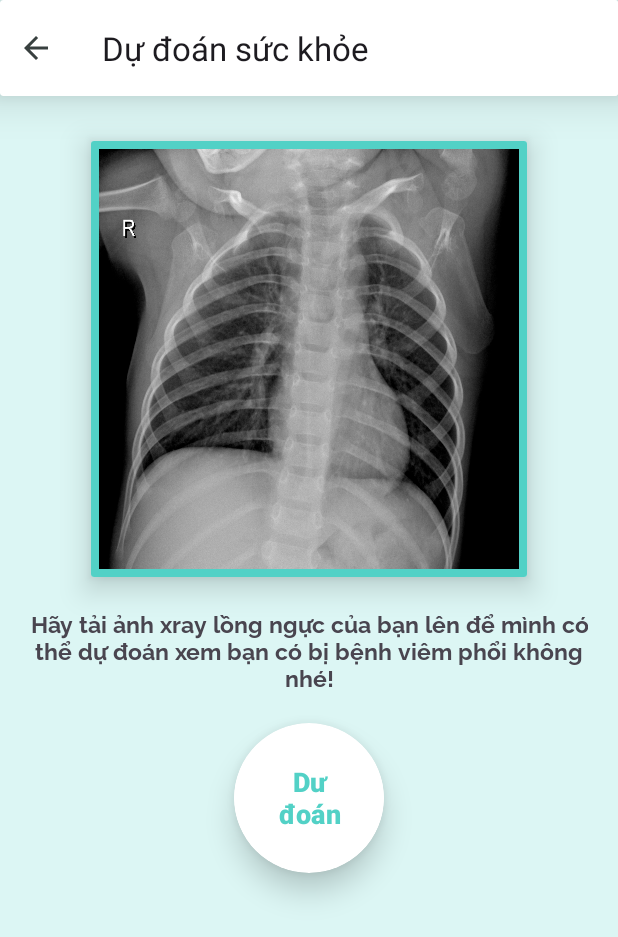
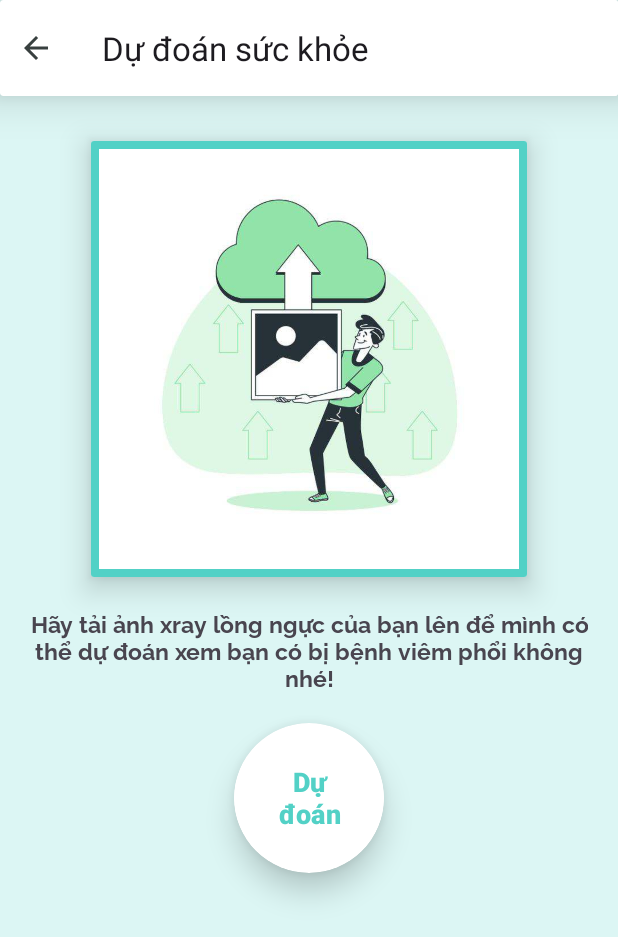
Before and after one commit to Hissatsu265/DoctorOn, an Android app: the Xray_predict screen opened directly, with no data from a screen before it, on a phone screen of 412 x 824 dp. Shown: the top 937 px of the screen. Run offline under Robolectric (Android 15) with nearby library versions, the phone set to English and light mode, and no system bars; pictures from the network do not load.

Commit message:
dự đoán viêm phổi ui, server tạm tạm gần done

```diff
--- a/app/src/main/java/com/example/doctoron/Activities/Predict_health.kt
+++ b/app/src/main/java/com/example/doctoron/Activities/Predict_health.kt
@@ -335,7 +335,8 @@ class Predict_health : AppCompatActivity() {
                         val predictionResponse = response.body()
                         val result = predictionResponse?.prediction ?: -1
                         val kq:Double = result*1.0/100.0
-                        CustomDialog_Predict(context_1,"khả năng mắc $loaibenh của bạn khoảng $kq%").show()
+                        val check= kq > 50
+                        CustomDialog_Predict(context_1,"khả năng mắc $loaibenh của bạn khoảng $kq%",check).show()
                     }
                     catch (e:Exception){
                         Log.d("loii", e.message.toString())
--- a/app/src/main/res/layout/activity_predict_health.xml
+++ b/app/src/main/res/layout/activity_predict_health.xml
@@ -5,7 +5,7 @@
     android:layout_width="match_parent"
     android:layout_height="match_parent"
     android:orientation="vertical"
-    android:background="@drawable/background10"
+    android:background="@color/teal_50"
     tools:context=".Activities.Predict_health">
     <androidx.cardview.widget.CardView
         android:layout_width="match_parent"
--- a/app/src/main/res/layout/activity_xray_predict.xml
+++ b/app/src/main/res/layout/activity_xray_predict.xml
@@ -50,7 +50,7 @@
                 android:layout_width="280dp"
                 android:layout_height="280dp"
                 android:scaleType="fitXY"
-                android:src="@drawable/img_xray" />
+                android:src="@drawable/img_upload" />
         </LinearLayout>
     </androidx.cardview.widget.CardView>
     <TextView
@@ -75,7 +75,7 @@
             android:id="@+id/btn"
             android:textStyle="bold"
             android:textSize="18dp"
-            android:text="Dư đoán"
+            android:text="Dự đoán"
             android:textColor="@color/cyan_300"/>
     </androidx.cardview.widget.CardView>
 
```
Also changed, not shown: app/src/main/java/com/example/doctoron/Activities/Xray_predict.kt (+21 -15 lines).
